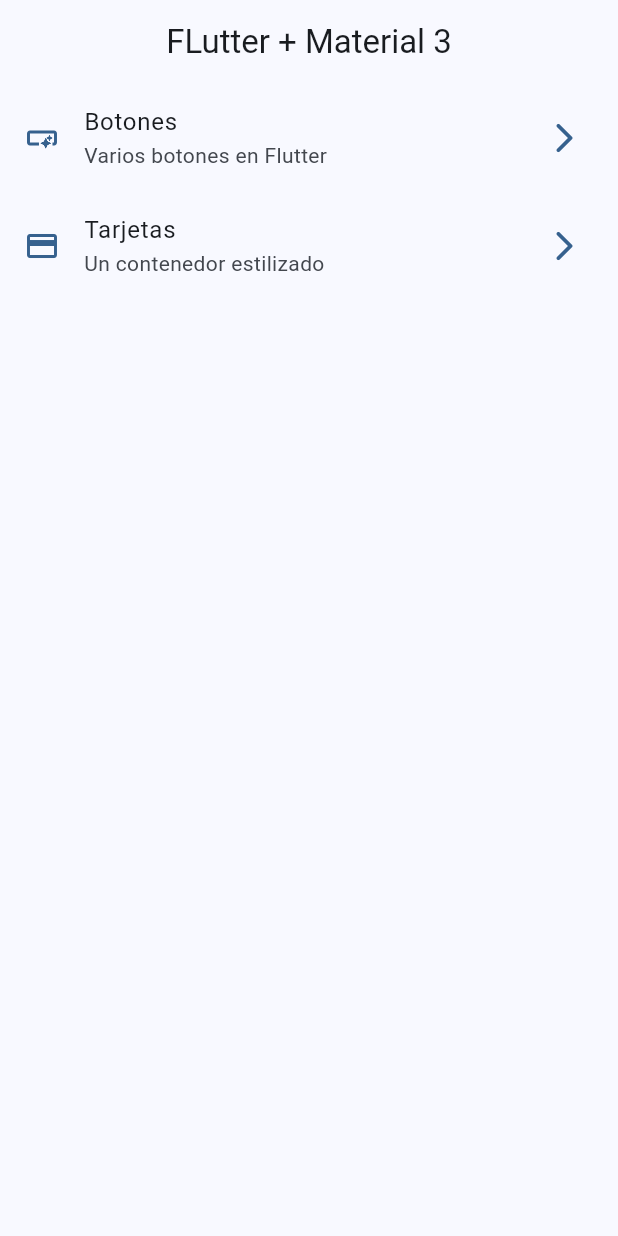
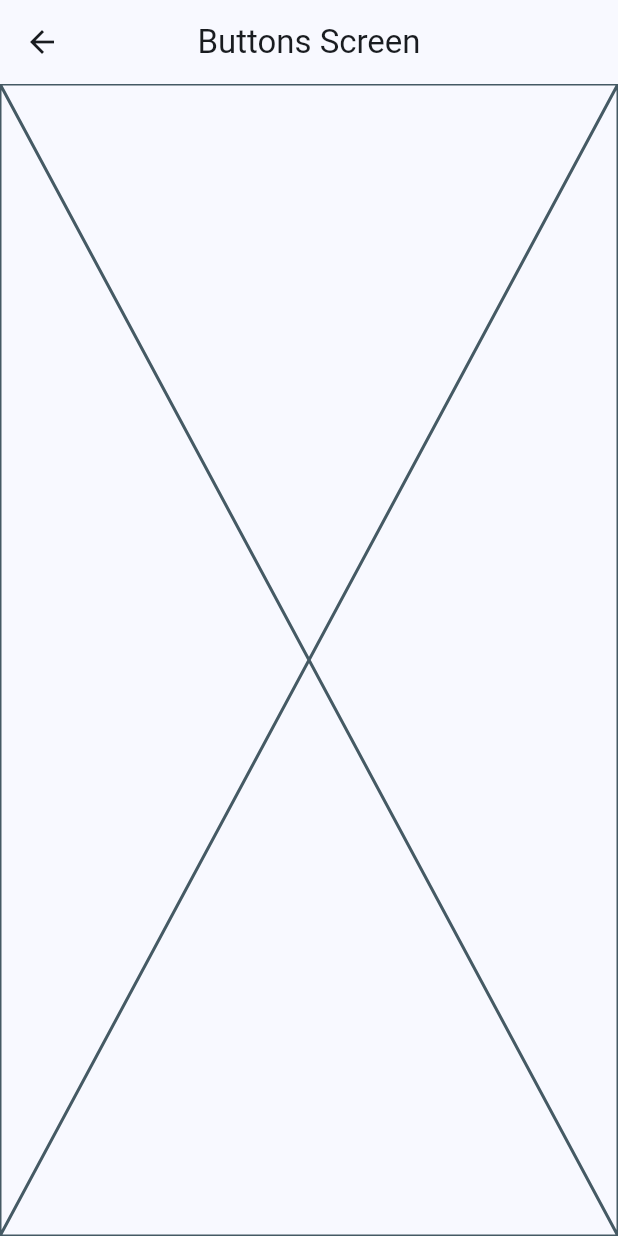
Before and after one commit to JesusMNA/practice_widgets_app, a Flutter app: the screen it shows after launch, after a tap on "Botones", on a phone screen of 412 x 824 dp. Run offline on Flutter 3.47's test engine with Material 2 defaults, Android fonts, the phone set to English and light mode, and no system bars.

```diff
--- a/lib/config/menu/menu_items.dart
+++ b/lib/config/menu/menu_items.dart
@@ -24,7 +24,7 @@ const appMenuItems = <MenuItem>[
   MenuItem(
     title: 'Tarjetas',
     subTitle: 'Un contenedor estilizado',
-    link: '/card',
+    link: '/cards',
     icon: Icons.credit_card,
   ),
 ];
--- a/lib/main.dart
+++ b/lib/main.dart
@@ -1,5 +1,8 @@
 import 'package:flutter/material.dart';
+
 import 'package:widgets_app/config/theme/app_theme.dart';
+import 'package:widgets_app/presentation/screens/buttons/buttons_screen.dart';
+import 'package:widgets_app/presentation/screens/cards/cards_screen.dart';
 import 'package:widgets_app/presentation/screens/home/home_screen.dart';
 
 void main() {
@@ -15,6 +18,10 @@ class MainApp extends StatelessWidget {
       debugShowCheckedModeBanner: false,
       theme: AppTheme(selectedColor: 0).getTheme(),
       home: const HomeScreen(),
+      routes: {
+        '/buttons': (context) => const ButtonsScreen(),
+        '/cards': (context) => const CardsScreen(),
+      },
     );
   }
 }
--- /dev/null
+++ b/lib/presentation/screens/buttons/buttons_screen.dart
@@ -0,0 +1,15 @@
+import 'package:flutter/material.dart';
+
+class ButtonsScreen extends StatelessWidget {
+  const ButtonsScreen({super.key});
+
+  @override
+  Widget build(BuildContext context) {
+    return Scaffold(
+      appBar: AppBar(
+        title: const Text("Buttons Screen"),
+      ),
+      body: const Placeholder(),
+    );
+  }
+}
--- a/lib/presentation/screens/home/home_screen.dart
+++ b/lib/presentation/screens/home/home_screen.dart
@@ -1,6 +1,7 @@
 import 'package:flutter/material.dart';
 
 import 'package:widgets_app/config/menu/menu_items.dart';
+import 'package:widgets_app/presentation/screens/buttons/buttons_screen.dart';
 
 class HomeScreen extends StatelessWidget {
   const HomeScreen({super.key});
@@ -53,7 +54,9 @@ class _CustomListTile extends StatelessWidget {
       ),
       title: Text(menuItem.title),
       subtitle: Text(menuItem.subTitle),
-      onTap: () {},
+      onTap: () {
+        Navigator.pushNamed(context, menuItem.link);
+      },
     );
   }
 }
```
Also changed, not shown: lib/presentation/screens/cards/cards_screen.dart (added, +15 -0 lines).
